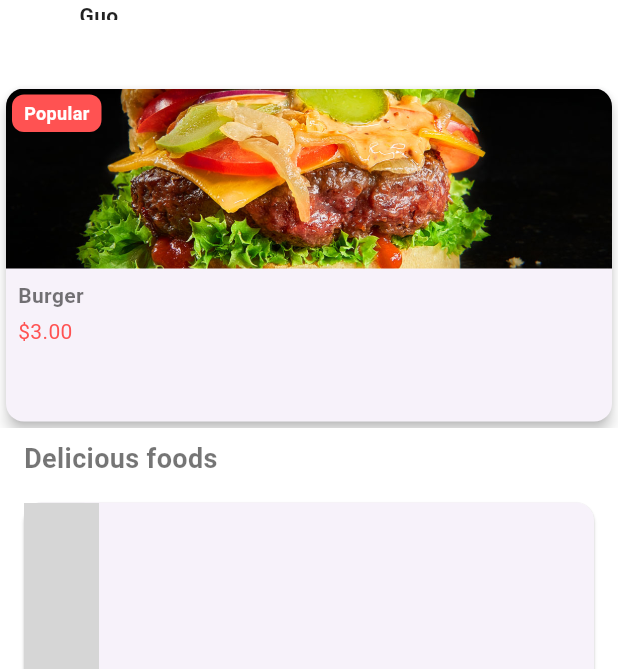
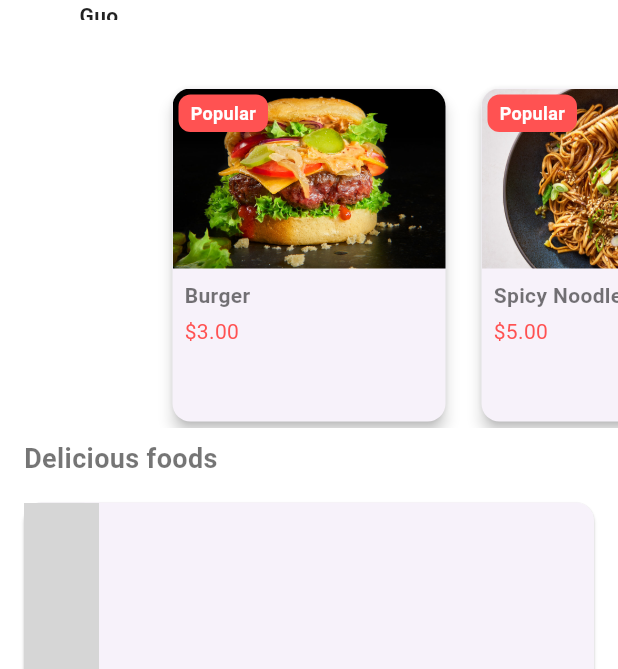
Before and after one commit to htetaungkyawmx/pizza_app, a Flutter app: the HomeScreen screen opened by its route, on a phone screen of 412 x 824 dp, the part 567-1236 px from its top. Run offline on Flutter 3.47's test engine with Material 3 defaults, Android fonts, the phone set to English and light mode, and no system bars; our stand-ins replace geolocator; grey boxes are pictures that could not be loaded.

Commit message:
Add popular food in slide show and fix the other food items

```diff
--- a/lib/screens/home_screen.dart
+++ b/lib/screens/home_screen.dart
@@ -28,7 +28,7 @@ class _HomeScreenState extends State<HomeScreen> {
   String? _errorMessage;
 
   final PageController _promoPageController = PageController();
-  final PageController _popularPageController = PageController(viewportFraction: 1.0); // Full width
+  final PageController _popularPageController = PageController(viewportFraction: 0.5);
 
   final Map<String, List<Map<String, dynamic>>> categoryFoods = {
     'Mala Xiang Guo': [
@@ -184,7 +184,7 @@ class _HomeScreenState extends State<HomeScreen> {
                   itemBuilder: (ctx, index) => Container(
                     margin: const EdgeInsets.symmetric(horizontal: 8, vertical: 16),
                     decoration: BoxDecoration(
-                      borderRadius: BorderRadius.circular(12),
+                      borderRadius: BorderRadius.circular(6),
                       image: DecorationImage(
                         image: AssetImage(promotions[index]['image'] as String),
                         fit: BoxFit.cover,
@@ -251,13 +251,16 @@ class _HomeScreenState extends State<HomeScreen> {
                   controller: _popularPageController,
                   itemCount: popularFoods.length,
                   onPageChanged: (index) => setState(() => _currentPopularIndex = index),
-                  itemBuilder: (ctx, index) => FoodCard(
+                  itemBuilder: (ctx, index) => Container(
+                    margin: const EdgeInsets.symmetric(horizontal: 8),
+                    child: FoodCard(
                       name: popularFoods[index]['name'] as String,
                       price: popularFoods[index]['price'] as double,
                       image: popularFoods[index]['image'] as String,
                       isPopular: true,
                       onTap: () {},
                       fallbackImage: 'assets/images/placeholder.png',
+                    ),
                   ),
                 ),
               ),
```
Lines whose indentation alone changed are shown as unchanged.
